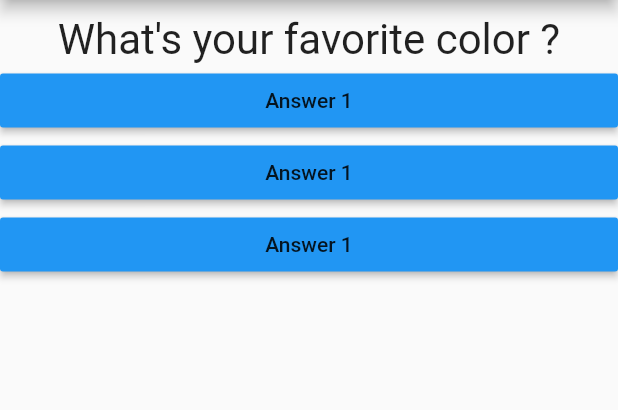
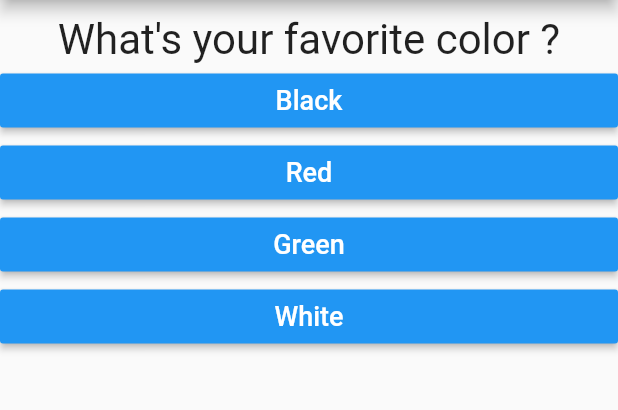
Before and after one commit to DavidCastelloBatet/flutter2_complete_guide, a Flutter app: the screen it shows after launch, on a phone screen of 412 x 824 dp, the part 84-494 px from its top. Run offline on Flutter 3.47's test engine with Material 2 defaults, Android fonts, the phone set to English and light mode, and no system bars.

Commit message:
31 tarda

```diff
--- a/lib/answer.dart
+++ b/lib/answer.dart
@@ -2,8 +2,9 @@ import 'package:flutter/material.dart';
 
 class Answer extends StatelessWidget {
   final Function selectHandler;
+  final String answerText;
 
-  Answer(this.selectHandler);
+  Answer(this.selectHandler, this.answerText);
 
   @override
   Widget build(BuildContext context) {
@@ -12,7 +13,10 @@ class Answer extends StatelessWidget {
       // ignore: deprecated_member_use
       child: RaisedButton(
         color: Colors.blue,
-        child: Text('Answer 1'),
+        child: Text(
+          answerText,
+          style: TextStyle(color: Colors.white, fontSize: 18.0),
+        ),
         onPressed: selectHandler,
       ),
     );
--- a/lib/main.dart
+++ b/lib/main.dart
@@ -1,7 +1,7 @@
 import 'package:flutter/material.dart';
 
-import './question.dart';
-import './answer.dart';
+import 'package:flutter_complete_guide/result.dart';
+import './quiz.dart';
 
 void main() => runApp(MyApp());
 
@@ -12,33 +12,65 @@ class MyApp extends StatefulWidget {
 
 class _MyAppState extends State<MyApp> {
   int _questionIndex = 0;
+  var _totalScore = 0;
 
-  void _answerQuestion() {
+  final _questions = const [
+    {
+      'questionText': 'What\'s your favorite color ?',
+      'answers': [
+        {'text': 'Black', 'score': 10},
+        {'text': 'Red', 'score': 8},
+        {'text': 'Green', 'score': 3},
+        {'text': 'White', 'score': 1}
+      ],
+    },
+    {
+      'questionText': 'What\'s your favorite animal ?',
+      'answers': [
+        {'text': 'Rabbit', 'score': 1},
+        {'text': 'Snake', 'score': 10},
+        {'text': 'Elephant', 'score': 5},
+        {'text': 'Lion', 'score': 4}
+      ],
+    },
+    {
+      'questionText': 'What\'s your favorite city ?',
+      'answers': [
+        {'text': 'Barcelona', 'score': 1},
+        {'text': 'Paris', 'score': 10},
+        {'text': 'New York', 'score': 3},
+        {'text': 'Londres', 'score': 7}
+      ],
+    },
+  ];
+
+  void _answerQuestion(int score) {
+    _totalScore = _totalScore + score;
     setState(() {
       _questionIndex++;
     });
     print(_questionIndex);
+    if (_questionIndex < _questions.length) {
+      print('queden preguntes');
+    } else {
+      print('ja no en queden');
+    }
   }
 
   @override
   Widget build(BuildContext context) {
-    List<String> questions = [
-      'What\'s your favorite color ?',
-      'What\'s your favorite animal ?',
-    ];
     return MaterialApp(
       home: Scaffold(
         appBar: AppBar(
           title: Text('Flutter Complete Guide'),
         ),
-        body: Column(
-          children: <Widget>[
-            Question(questions[_questionIndex]),
-            Answer(_answerQuestion),
-            Answer(_answerQuestion),
-            Answer(_answerQuestion),
-          ],
-        ),
+        body: _questionIndex < _questions.length
+            ? Quiz(
+                answerQuestion: _answerQuestion,
+                questionIndex: _questionIndex,
+                questions: _questions,
+              )
+            : Result(_totalScore),
       ),
     );
   }
--- /dev/null
+++ b/lib/quiz.dart
@@ -0,0 +1,28 @@
+import 'package:flutter/material.dart';
+
+import 'answer.dart';
+import 'question.dart';
+
+class Quiz extends StatelessWidget {
+  final List<Map<String, Object>> questions;
+  final Function answerQuestion;
+  final int questionIndex;
+
+  Quiz({
+    @required this.questions,
+    @required this.answerQuestion,
+    @required this.questionIndex,
+  });
+  @override
+  Widget build(BuildContext context) {
+    return Column(
+      children: <Widget>[
+        Question(questions[questionIndex]['questionText']),
+        ...(questions[questionIndex]['answers'] as List<Map<String, Object>>)
+            .map((answer) {
+          return Answer(() => answerQuestion(answer['score']), answer['text']);
+        }).toList()
+      ],
+    );
+  }
+}
--- /dev/null
+++ b/lib/result.dart
@@ -0,0 +1,20 @@
+import 'package:flutter/material.dart';
+
+class Result extends StatelessWidget {
+  final int resultScore;
+
+  Result(this.resultScore);
+
+  @override
+  Widget build(BuildContext context) {
+    return Center(
+      child: Text(
+        resultScore.toString(),
+        style: TextStyle(
+          fontSize: 36.0,
+          fontWeight: FontWeight.bold,
+        ),
+      ),
+    );
+  }
+}
```
